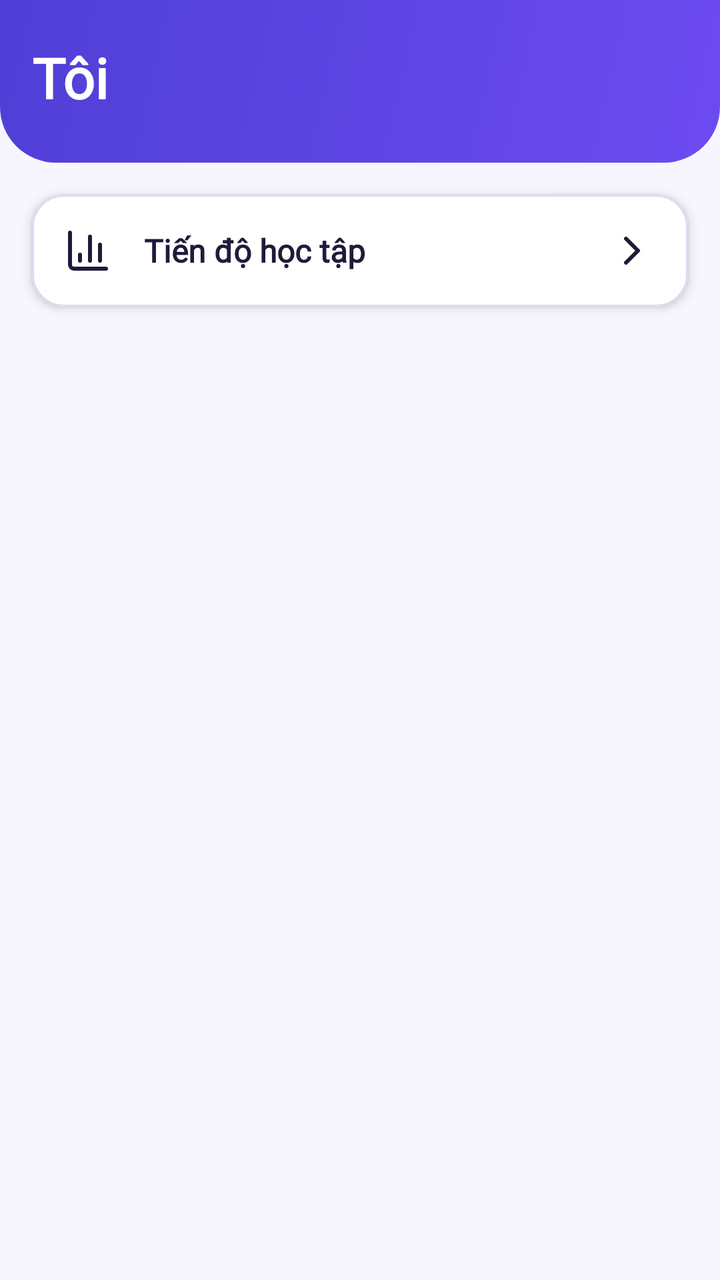
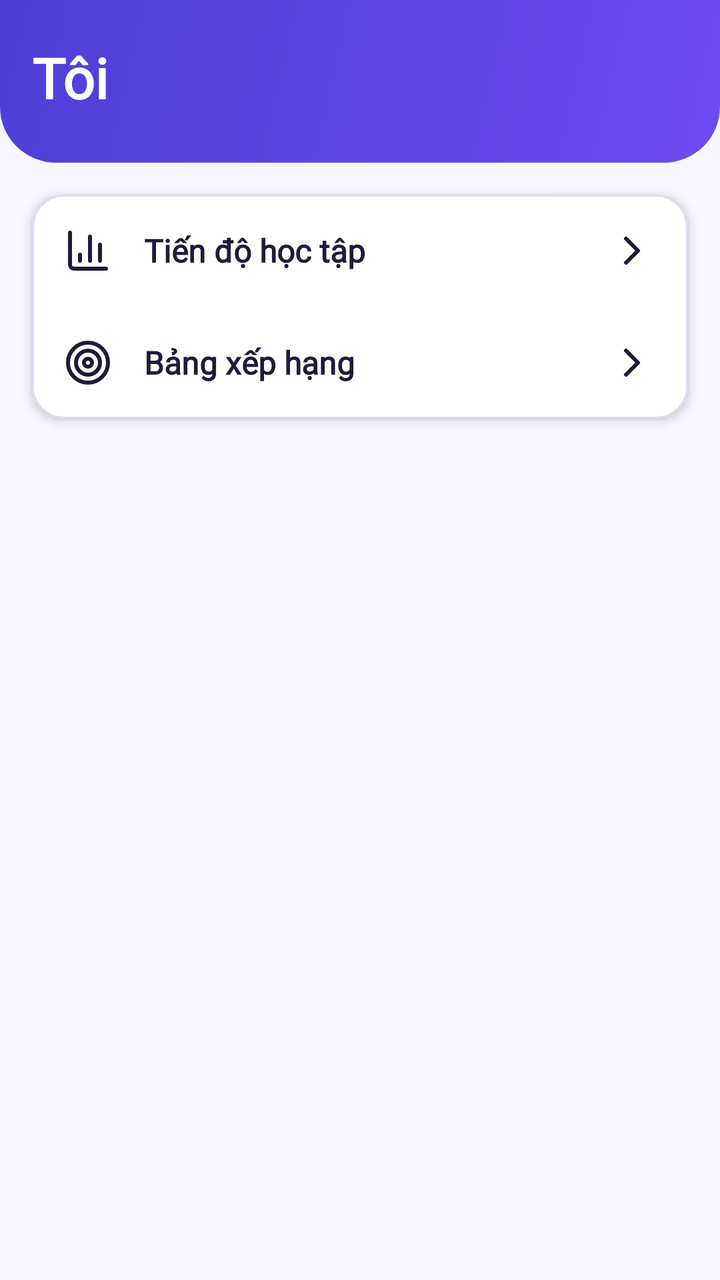

Before-and-after screenshots of an Android layout around one commit, followed by the original layout XML and the change that was made.
<!-- AndroidManifest.xml: application theme Theme.LearningE -->
<!-- res/layout/fragment_me.xml -->
<?xml version="1.0" encoding="utf-8"?>
<LinearLayout xmlns:android="http://schemas.android.com/apk/res/android"
    xmlns:app="http://schemas.android.com/apk/res-auto"
    android:layout_width="match_parent"
    android:layout_height="match_parent"
    android:orientation="vertical">

    <LinearLayout
        android:id="@+id/header_me"
        android:layout_width="match_parent"
        android:layout_height="wrap_content"
        android:background="@drawable/bg_hero_brand"
        android:orientation="vertical"
        android:paddingHorizontal="@dimen/space_4"
        android:paddingTop="@dimen/space_5"
        android:paddingBottom="@dimen/space_6">

        <TextView
            android:id="@+id/tv_me_title"
            android:layout_width="match_parent"
            android:layout_height="wrap_content"
            android:text="@string/tab_me"
            android:textAppearance="@style/TextAppearance.LearningE.Headline"
            android:textColor="@color/on_hero" />
    </LinearLayout>

    <com.google.android.material.card.MaterialCardView
        style="@style/Widget.LearningE.Card"
        android:layout_width="match_parent"
        android:layout_height="wrap_content"
        android:layout_margin="@dimen/space_4">

        <LinearLayout
            android:id="@+id/ll_me_rows"
            android:layout_width="match_parent"
            android:layout_height="wrap_content"
            android:orientation="vertical">

            <TextView
                android:id="@+id/row_progress"
                style="@style/Widget.LearningE.SettingRow"
                android:layout_width="match_parent"
                android:layout_height="wrap_content"
                android:text="@string/me_progress"
                app:drawableStartCompat="@drawable/ic_bar_chart" />
        </LinearLayout>
    </com.google.android.material.card.MaterialCardView>
</LinearLayout>
<!-- resources referenced by this layout -->
<resources>
  <color name="on_hero">#FFFFFF</color>
  <dimen name="space_4">16dp</dimen>
  <dimen name="space_5">20dp</dimen>
  <dimen name="space_6">24dp</dimen>
  <string name="me_progress">Tiến độ học tập</string>
  <string name="tab_me">Tôi</string>
  <color name="hero_brand_end">#6C4BF0</color>
  <color name="hero_brand_start">#4F3FD6</color>
  <dimen name="radius_xl">28dp</dimen>
  <color name="on_surface">#1E1B3A</color>
  <color name="surface">#FFFFFF</color>
  <dimen name="elevation_2">3dp</dimen>
  <color name="outline">#DDDBEE</color>
  <dimen name="stroke_card">1dp</dimen>
  <style name="ShapeAppearance.LearningE.Large" parent="ShapeAppearance.Material3.LargeComponent">
          <item name="cornerSize">@dimen/radius_l</item>
      </style>
  <dimen name="button_height_l">56dp</dimen>
  <style name="TextAppearance.LearningE.TitleS" parent="TextAppearance.LearningE.TitleM">
          <item name="android:textSize">16sp</item>
      </style>
  <color name="primary">#5146E0</color>
  <color name="on_primary">#FFFFFF</color>
  <color name="primary_container">#ECEBFF</color>
  <color name="on_primary_container">#2A2180</color>
  <color name="accent">#FF7A59</color>
  <color name="on_accent">#1E1B3A</color>
  <color name="sun">#FFC93C</color>
  <color name="on_sun">#1E1B3A</color>
  <color name="background">#F7F6FF</color>
  <color name="surface_variant">#F0EFFA</color>
  <color name="on_surface_variant">#5A5775</color>
  <color name="outline_strong">#7F7B9F</color>
  <color name="error">#C62828</color>
  <color name="error_container">#FDE8E8</color>
  <style name="Widget.LearningE.TextField" parent="Widget.Material3.TextInputLayout.OutlinedBox">
          <item name="shapeAppearance">@style/ShapeAppearance.LearningE.Medium</item>
          <item name="boxBackgroundColor">@color/surface</item>
          <item name="errorIconDrawable">@drawable/ic_info</item>
      </style>
  <style name="Widget.LearningE.Toolbar" parent="Widget.Material3.Toolbar">
          <item name="android:background">@android:color/transparent</item>
          <item name="titleTextAppearance">@style/TextAppearance.LearningE.TitleL</item>
          <item name="subtitleTextAppearance">@style/TextAppearance.LearningE.Caption</item>
      </style>
  <dimen name="radius_l">16dp</dimen>
  <dimen name="button_height_m">48dp</dimen>
  <style name="ShapeAppearance.LearningE.Full" parent="ShapeAppearance.Material3.SmallComponent">
          <item name="cornerSize">50%</item>
      </style>
  <style name="ShapeAppearance.LearningE.Medium" parent="ShapeAppearance.Material3.MediumComponent">
          <item name="cornerSize">@dimen/radius_m</item>
      </style>
  <dimen name="progress_thickness">8dp</dimen>
  <dimen name="space_1">4dp</dimen>
  <dimen name="radius_m">12dp</dimen>
  <!-- unchanged entries left out for length: 19 -->
</resources>

<!-- the commit's change to res/layout/fragment_me.xml (unified diff, before → after) -->
@@ -43,6 +43,14 @@
                 android:layout_height="wrap_content"
                 android:text="@string/me_progress"
                 app:drawableStartCompat="@drawable/ic_bar_chart" />
+
+            <TextView
+                android:id="@+id/row_leaderboard"
+                style="@style/Widget.LearningE.SettingRow"
+                android:layout_width="match_parent"
+                android:layout_height="wrap_content"
+                android:text="@string/leaderboard_title"
+                app:drawableStartCompat="@drawable/ic_target" />
         </LinearLayout>
     </com.google.android.material.card.MaterialCardView>
 </LinearLayout>
<!-- resource entries referenced after the edit -->
@@ -4,6 +4,37 @@
   <dimen name="space_4">16dp</dimen>
   <dimen name="space_5">20dp</dimen>
   <dimen name="space_6">24dp</dimen>
+  <!-- drawable ic_target (drawable) -->
+  <?xml version="1.0" encoding="utf-8"?>
+  <vector xmlns:android="http://schemas.android.com/apk/res/android"
+      android:width="24dp"
+      android:height="24dp"
+      android:tint="?attr/colorOnSurface"
+      android:viewportWidth="24"
+      android:viewportHeight="24">
+      <path
+          android:fillColor="@android:color/transparent"
+          android:pathData="M2 12a10 10 0 1 0 20 0a10 10 0 1 0 -20 0z"
+          android:strokeColor="#FFFFFF"
+          android:strokeLineCap="round"
+          android:strokeLineJoin="round"
+          android:strokeWidth="2" />
+      <path
+          android:fillColor="@android:color/transparent"
+          android:pathData="M6 12a6 6 0 1 0 12 0a6 6 0 1 0 -12 0z"
+          android:strokeColor="#FFFFFF"
+          android:strokeLineCap="round"
+          android:strokeLineJoin="round"
+          android:strokeWidth="2" />
+      <path
+          android:fillColor="@android:color/transparent"
+          android:pathData="M10 12a2 2 0 1 0 4 0a2 2 0 1 0 -4 0z"
+          android:strokeColor="#FFFFFF"
+          android:strokeLineCap="round"
+          android:strokeLineJoin="round"
+          android:strokeWidth="2" />
+  </vector>
+  <string name="leaderboard_title">Bảng xếp hạng</string>
   <string name="me_progress">Tiến độ học tập</string>
   <string name="tab_me">Tôi</string>
   <color name="hero_brand_end">#6C4BF0</color>
